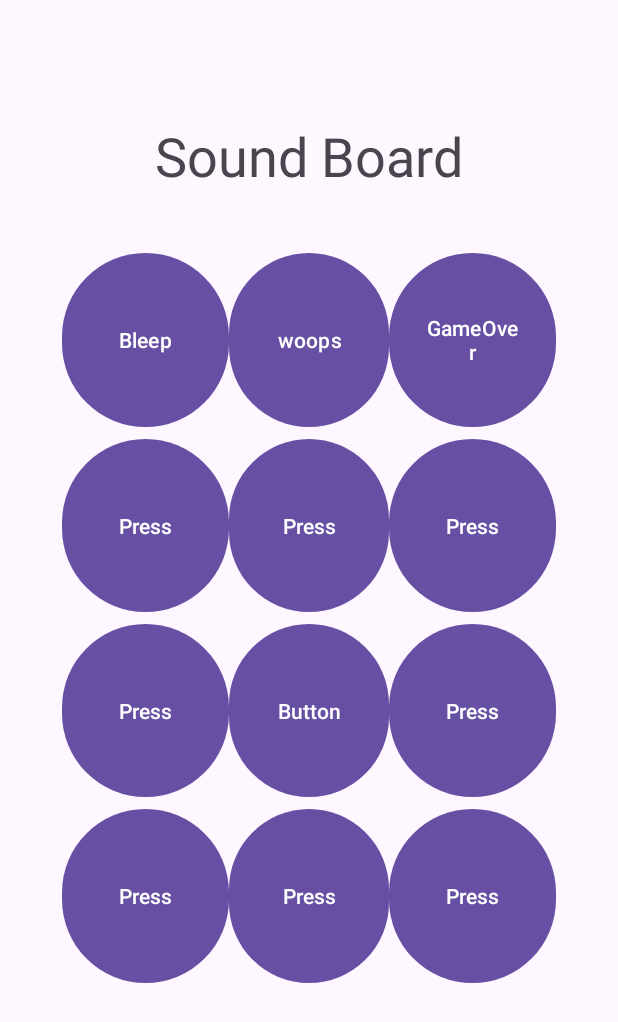
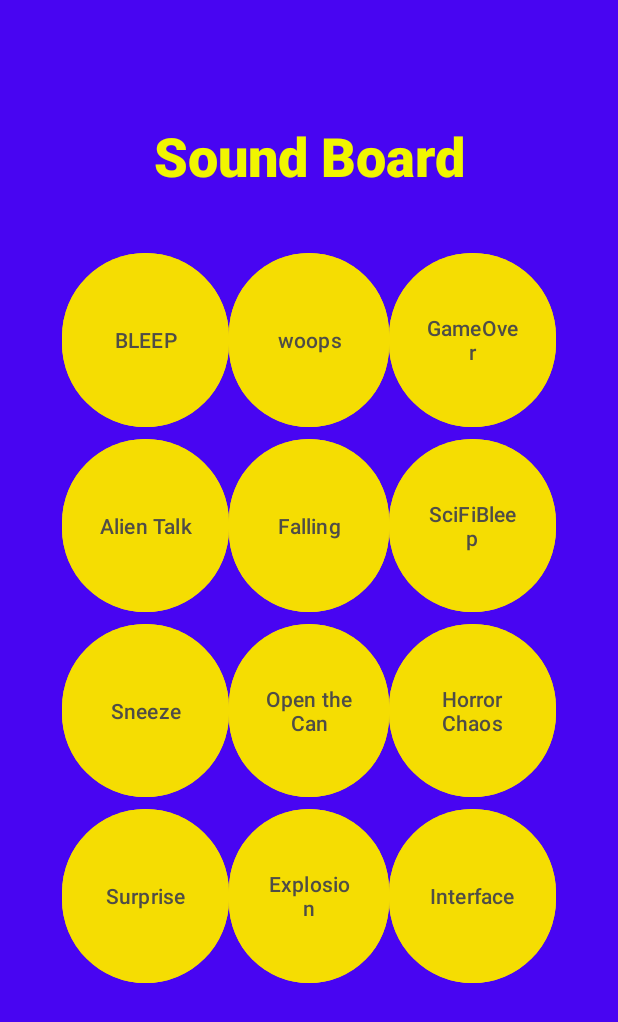
Before and after one commit to NaithanRi/SoundBoard, an Android app: the screen it shows after launch (MainActivity), on a phone screen of 412 x 824 dp. Shown: the top 1022 px of the screen. Run offline under Robolectric (Android 15) with nearby library versions, the light colour scheme and no system bars.

Commit message:
got sounds for all buttons

```diff
--- a/app/src/main/java/com/example/soundboard/MainActivity.java
+++ b/app/src/main/java/com/example/soundboard/MainActivity.java
@@ -10,20 +10,9 @@ import android.widget.Button;
 public class MainActivity extends AppCompatActivity {
 
     //buttons
-    private Button btnBleep;
-    private Button btnWoops;
+    private Button btnBleep, btnWoops, btnArcadeGameover, btnAlienTalk, btnFalling;
 
-    private Button btnArcadeGameover;
-
-    private Button btnAlienTalk;
-
-    private Button btnfalling;
-
-    private Button btnscifibleep;
-
-    private Button btnsneeze;
-
-    private Button btnhorrorchaos;
+    private Button btnSciFiBleep, btnSneeze, btnHorrorChaos, btnSurprise, btnExplosion, btnInterface, btnOpenCan;
 
 
 
@@ -37,8 +26,15 @@ public class MainActivity extends AppCompatActivity {
         btnBleep = findViewById(R.id.btn_bleep);
         btnWoops = findViewById(R.id.btn_woops);
         btnArcadeGameover = findViewById(R.id.btn_gameover);
-
-
+        btnAlienTalk = findViewById(R.id.btn_alientalk);
+        btnFalling = findViewById(R.id.btn_falling);
+        btnSciFiBleep = findViewById(R.id.btn_scifibleep);
+        btnSneeze = findViewById(R.id.btn_sneeze);
+        btnHorrorChaos = findViewById(R.id.btn_horrorchaos);
+        btnSurprise = findViewById(R.id.btn_surprise);
+        btnExplosion = findViewById(R.id.btn_explosion);
+        btnInterface = findViewById(R.id.btn_interface);
+        btnOpenCan = findViewById(R.id.btn_opencan);
 
 
         btnBleep.setOnClickListener(new View.OnClickListener() {
@@ -61,41 +57,65 @@ public class MainActivity extends AppCompatActivity {
                 playArcade();
             }
         });
-        btnalientalk.setOnClickListener(new View.OnClickListener() {
+        btnAlienTalk.setOnClickListener(new View.OnClickListener() {
             @Override
             public void onClick(View v) {
                 playAlientalk();
             }
         });
-        btnfalling.setOnClickListener(new View.OnClickListener() {
+        btnFalling.setOnClickListener(new View.OnClickListener() {
             @Override
             public void onClick(View v) {
                 playFalling();
             }
         });
-        btnscifibleep.setOnClickListener(new View.OnClickListener() {
+        btnSciFiBleep.setOnClickListener(new View.OnClickListener() {
             @Override
             public void onClick(View v) {
                 playScifibleep();
             }
         });
-        btnsneeze.setOnClickListener(new View.OnClickListener() {
+        btnSneeze.setOnClickListener(new View.OnClickListener() {
             @Override
             public void onClick(View v) {
                 playSneeze();
             }
         });
-        btnhorrorchaos.setOnClickListener(new View.OnClickListener() {
+        btnHorrorChaos.setOnClickListener(new View.OnClickListener() {
             @Override
             public void onClick(View v) {
                 playHorrorchaos();
+            }
+        });
+        btnSurprise.setOnClickListener(new View.OnClickListener() {
+            @Override
+            public void onClick(View v) {
+                playSurprise();
+            }
+        });
+        btnExplosion.setOnClickListener(new View.OnClickListener() {
+            @Override
+            public void onClick(View v) {
+                playExplosion();
+            }
+        });
+        btnInterface.setOnClickListener(new View.OnClickListener() {
+            @Override
+            public void onClick(View v) {
+                playInterface();
+            }
+        });
+        btnOpenCan.setOnClickListener(new View.OnClickListener() {
+            @Override
+            public void onClick(View v) {
+                playOpenCan();
             }
         });
 
     }
 
     private void playWoops(){
-        MediaPlayer mp = MediaPlayer.create(this,R.raw.sound_woops);
+        MediaPlayer mp = MediaPlayer.create(this,R.raw.sample_naithan_woops);
         mp.start();
         mp.setOnCompletionListener(new MediaPlayer.OnCompletionListener() {
             @Override
@@ -107,7 +127,7 @@ public class MainActivity extends AppCompatActivity {
     }
 
     private void playBleep(){
-        MediaPlayer mp = MediaPlayer.create(this,R.raw.sound_bleep);
+        MediaPlayer mp = MediaPlayer.create(this,R.raw.sample_naithan_bleep);
         mp.start();
         mp.setOnCompletionListener(new MediaPlayer.OnCompletionListener() {
             @Override
@@ -119,7 +139,7 @@ public class MainActivity extends AppCompatActivity {
     }
 
     private void playArcade(){
-        MediaPlayer mp = MediaPlayer.create(this,R.raw.sound_arcadegameover);
+        MediaPlayer mp = MediaPlayer.create(this,R.raw.sample_naithan_arcadegameover);
         mp.start();
         mp.setOnCompletionListener(new MediaPlayer.OnCompletionListener() {
             @Override
@@ -131,7 +151,7 @@ public class MainActivity extends AppCompatActivity {
     }
 
     private void playAlientalk(){
-        MediaPlayer mp = MediaPlayer.create(this,R.raw.sound_alientalk);
+        MediaPlayer mp = MediaPlayer.create(this,R.raw.sample_naithan_alientalk);
         mp.start();
         mp.setOnCompletionListener(new MediaPlayer.OnCompletionListener() {
             @Override
@@ -143,7 +163,7 @@ public class MainActivity extends AppCompatActivity {
     }
 
     private void playFalling(){
-        MediaPlayer mp = MediaPlayer.create(this,R.raw.sound_falling);
+        MediaPlayer mp = MediaPlayer.create(this,R.raw.sample_naithan_fallingeco);
         mp.start();
         mp.setOnCompletionListener(new MediaPlayer.OnCompletionListener() {
             @Override
@@ -154,7 +174,7 @@ public class MainActivity extends AppCompatActivity {
         });
     }
     private void playScifibleep(){
-        MediaPlayer mp = MediaPlayer.create(this,R.raw.sound_scifibleep);
+        MediaPlayer mp = MediaPlayer.create(this,R.raw.sample_naithan_scifibleep);
         mp.start();
         mp.setOnCompletionListener(new MediaPlayer.OnCompletionListener() {
             @Override
@@ -165,7 +185,7 @@ public class MainActivity extends AppCompatActivity {
         });
     }
     private void playSneeze(){
-        MediaPlayer mp = MediaPlayer.create(this,R.raw.sound_sneeze);
+        MediaPlayer mp = MediaPlayer.create(this,R.raw.sample_naithan_sneeze);
         mp.start();
         mp.setOnCompletionListener(new MediaPlayer.OnCompletionListener() {
             @Override
@@ -176,7 +196,51 @@ public class MainActivity extends AppCompatActivity {
         });
     }
     private void playHorrorchaos(){
-        MediaPlayer mp = MediaPlayer.create(this,R.raw.sound_horrorchaos);
+        MediaPlayer mp = MediaPlayer.create(this,R.raw.sample_naithan_horrorchaos);
+        mp.start();
+        mp.setOnCompletionListener(new MediaPlayer.OnCompletionListener() {
+            @Override
+            public void onCompletion(MediaPlayer mp) {
+                mp.release();
+                mp=null;
+            }
+        });
+    }
+    private void playSurprise(){
+        MediaPlayer mp = MediaPlayer.create(this,R.raw.sample_naithan_surprise);
+        mp.start();
+        mp.setOnCompletionListener(new MediaPlayer.OnCompletionListener() {
+            @Override
+            public void onCompletion(MediaPlayer mp) {
+                mp.release();
+                mp=null;
+            }
+        });
+    }
+    private void playExplosion(){
+        MediaPlayer mp = MediaPlayer.create(this,R.raw.sample_naithan_explosion);
+        mp.start();
+        mp.setOnCompletionListener(new MediaPlayer.OnCompletionListener() {
+            @Override
+            public void onCompletion(MediaPlayer mp) {
+                mp.release();
+                mp=null;
+            }
+        });
+    }
+    private void playInterface(){
+        MediaPlayer mp = MediaPlayer.create(this,R.raw.sample_naithan_interface);
+        mp.start();
+        mp.setOnCompletionListener(new MediaPlayer.OnCompletionListener() {
+            @Override
+            public void onCompletion(MediaPlayer mp) {
+                mp.release();
+                mp=null;
+            }
+        });
+    }
+    private void playOpenCan(){
+        MediaPlayer mp = MediaPlayer.create(this,R.raw.sample_naithan_open_the_can);
         mp.start();
         mp.setOnCompletionListener(new MediaPlayer.OnCompletionListener() {
             @Override
--- a/app/src/main/res/layout/activity_main.xml
+++ b/app/src/main/res/layout/activity_main.xml
@@ -4,12 +4,17 @@
     xmlns:tools="http://schemas.android.com/tools"
     android:layout_width="match_parent"
     android:layout_height="match_parent"
+    android:background="@color/background"
     tools:context=".MainActivity">
 
     <TextView
         android:layout_width="wrap_content"
         android:layout_height="wrap_content"
+        android:fontFamily="sans-serif-black"
         android:text="Sound Board"
+        android:textAlignment="textStart"
+        android:textAllCaps="false"
+        android:textColor="@color/title_text"
         android:textSize="36sp"
         app:layout_constraintBottom_toTopOf="@+id/guideline6"
         app:layout_constraintEnd_toStartOf="@+id/guideline3"
@@ -76,7 +81,11 @@
         android:id="@+id/btn_bleep"
         android:layout_width="0dp"
         android:layout_height="0dp"
+        android:accessibilityLiveRegion="none"
+        android:backgroundTint="@color/button_background"
         android:text="Bleep"
+        android:textAllCaps="true"
+        android:textColor="@color/button_text"
         app:layout_constraintBottom_toTopOf="@+id/guideline7"
         app:layout_constraintEnd_toStartOf="@+id/guideline11"
         app:layout_constraintStart_toStartOf="@+id/guideline2"
@@ -87,6 +96,8 @@
         android:layout_width="0dp"
         android:layout_height="0dp"
         android:text="woops"
+        android:textColor="@color/button_text"
+        android:backgroundTint="@color/button_background"
         app:layout_constraintBottom_toTopOf="@+id/guideline7"
         app:layout_constraintEnd_toStartOf="@+id/guideline12"
         app:layout_constraintStart_toStartOf="@+id/guideline11"
@@ -97,6 +108,8 @@
         android:layout_width="0dp"
         android:layout_height="0dp"
         android:text="GameOver"
+        android:textColor="@color/button_text"
+        android:backgroundTint="@color/button_background"
         app:layout_constraintBottom_toTopOf="@+id/guideline7"
         app:layout_constraintEnd_toStartOf="@+id/guideline3"
         app:layout_constraintHorizontal_bias="0.395"
@@ -105,30 +118,36 @@
         app:layout_constraintVertical_bias="0.1" />
 
     <Button
-        android:id="@+id/alietalk"
+        android:id="@+id/btn_alientalk"
         android:layout_width="0dp"
         android:layout_height="0dp"
-        android:text="Press"
+        android:text="Alien Talk"
+        android:textColor="@color/button_text"
+        android:backgroundTint="@color/button_background"
         app:layout_constraintBottom_toTopOf="@+id/guideline8"
         app:layout_constraintEnd_toStartOf="@+id/guideline11"
         app:layout_constraintStart_toStartOf="@+id/guideline2"
         app:layout_constraintTop_toTopOf="@+id/guideline7" />
 
     <Button
-        android:id="@+id/falling"
+        android:id="@+id/btn_falling"
         android:layout_width="0dp"
         android:layout_height="0dp"
-        android:text="Press"
+        android:text="Falling"
+        android:textColor="@color/button_text"
+        android:backgroundTint="@color/button_background"
         app:layout_constraintBottom_toTopOf="@+id/guideline8"
         app:layout_constraintEnd_toStartOf="@+id/guideline12"
         app:layout_constraintStart_toStartOf="@+id/guideline11"
         app:layout_constraintTop_toTopOf="@+id/guideline7" />
 
     <Button
-        android:id="@+id/scifibleep"
+        android:id="@+id/btn_scifibleep"
         android:layout_width="0dp"
         android:layout_height="0dp"
-        android:text="Press"
+        android:text="SciFiBleep"
+        android:textColor="@color/button_text"
+        android:backgroundTint="@color/button_background"
         app:layout_constraintBottom_toTopOf="@+id/guideline8"
         app:layout_constraintEnd_toStartOf="@+id/guideline3"
         app:layout_constraintStart_toStartOf="@+id/guideline12"
@@ -138,7 +157,9 @@
         android:id="@+id/btn_sneeze"
         android:layout_width="0dp"
         android:layout_height="0dp"
-        android:text="Press"
+        android:text="Sneeze"
+        android:textColor="@color/button_text"
+        android:backgroundTint="@color/button_background"
         app:layout_constraintBottom_toTopOf="@+id/guideline9"
         app:layout_constraintEnd_toStartOf="@+id/guideline11"
         app:layout_constraintStart_toStartOf="@+id/guideline2"
@@ -149,7 +170,9 @@
         android:id="@+id/btn_horrorchaos"
         android:layout_width="0dp"
         android:layout_height="0dp"
-        android:text="Press"
+        android:text="Horror Chaos"
+        android:textColor="@color/button_text"
+        android:backgroundTint="@color/button_background"
         app:layout_constraintBottom_toTopOf="@+id/guideline9"
         app:layout_constraintEnd_toStartOf="@+id/guideline3"
         app:layout_constraintStart_toStartOf="@+id/guideline12"
@@ -166,7 +189,9 @@
         android:id="@+id/btn_surprise"
         android:layout_width="0dp"
         android:layout_height="0dp"
-        android:text="Press"
+        android:text="Surprise"
+        android:textColor="@color/button_text"
+        android:backgroundTint="@color/button_background"
         app:layout_constraintBottom_toTopOf="@+id/guideline10"
         app:layout_constraintEnd_toStartOf="@+id/guideline11"
         app:layout_constraintStart_toStartOf="@+id/guideline2"
@@ -176,7 +201,9 @@
         android:id="@+id/btn_explosion"
         android:layout_width="0dp"
         android:layout_height="0dp"
-        android:text="Press"
+        android:text="Explosion"
+        android:textColor="@color/button_text"
+        android:backgroundTint="@color/button_background"
         app:layout_constraintBottom_toTopOf="@+id/guideline10"
         app:layout_constraintEnd_toStartOf="@+id/guideline12"
         app:layout_constraintStart_toStartOf="@+id/guideline11"
@@ -186,7 +213,9 @@
         android:id="@+id/btn_interface"
         android:layout_width="0dp"
         android:layout_height="0dp"
-        android:text="Press"
+        android:text="Interface"
+        android:textColor="@color/button_text"
+        android:backgroundTint="@color/button_background"
         app:layout_constraintBottom_toTopOf="@+id/guideline10"
         app:layout_constraintEnd_toStartOf="@+id/guideline3"
         app:layout_constraintStart_toStartOf="@+id/guideline12"
@@ -207,10 +236,12 @@
         app:layout_constraintGuide_percent="0.63" />
 
     <Button
-        android:id="@+id/button"
+        android:id="@+id/btn_opencan"
         android:layout_width="0dp"
         android:layout_height="0dp"
-        android:text="Button"
+        android:text="Open the Can"
+        android:textColor="@color/button_text"
+        android:backgroundTint="@color/button_background"
         app:layout_constraintBottom_toTopOf="@+id/guideline9"
         app:layout_constraintEnd_toStartOf="@+id/guideline12"
         app:layout_constraintStart_toStartOf="@+id/guideline11"
--- a/app/src/main/res/values/colors.xml
+++ b/app/src/main/res/values/colors.xml
@@ -2,4 +2,8 @@
 <resources>
     <color name="black">#FF000000</color>
     <color name="white">#FFFFFFFF</color>
+    <color name="title_text">#f1f500</color>
+    <color name="background">#4805f2</color>
+    <color name="button_background">#f5dd02</color>
+    <color name="button_text">#4f4d47</color>
 </resources>
```
Also changed, not shown: 24 other files.
